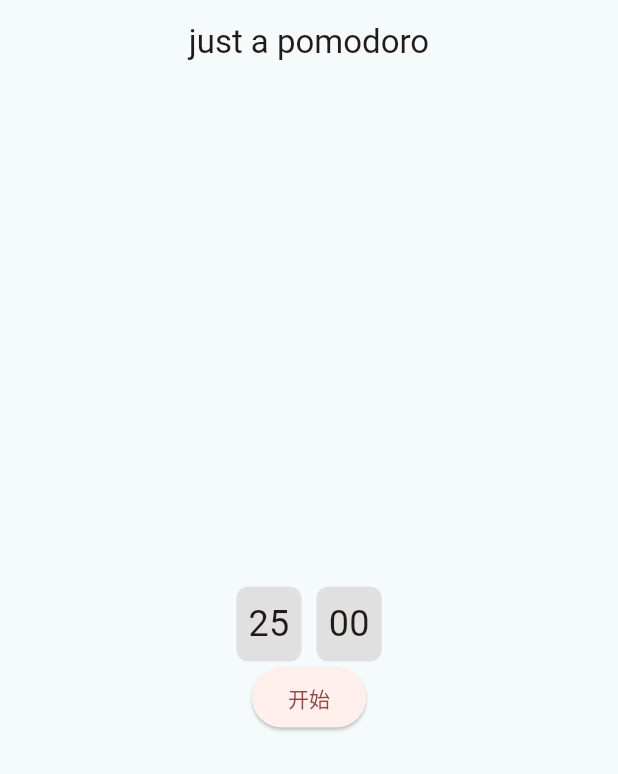
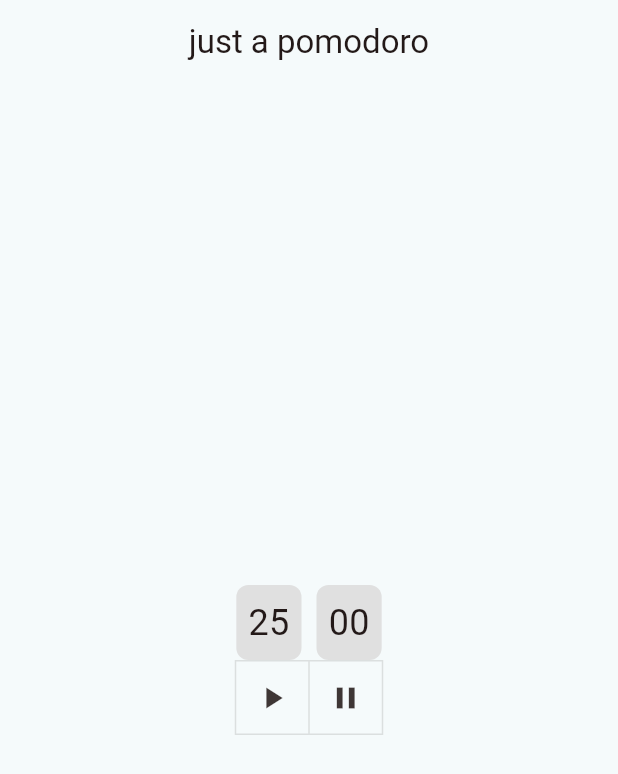
Before and after one commit to HypnosCicero/just_a_pomodoro, a Flutter app: the screen it shows after launch, on a phone screen of 412 x 824 dp. Shown: the top 774 px of the screen. Run offline on Flutter 3.47's test engine with Material 3 defaults, Android fonts, the phone set to English and light mode, and no system bars; missing offline and left inert: dart:ffi.

Commit message:
feat(main):change the EventButton to ToggleButton

```diff
--- a/lib/main.dart
+++ b/lib/main.dart
@@ -56,6 +56,7 @@ class _ClockBlockState extends State<ClockBlock> {
   late int _minutes;
   late int _arrayIndex;
   int _seconds = 0;
+  List<bool> _isSelected = [false,false];
 
   @override
   void initState() {
@@ -101,12 +102,23 @@ class _ClockBlockState extends State<ClockBlock> {
           ]
         ),
         Center(
-          child: ElevatedButton (
-            onPressed: () {
-              _startTimer();
-              },
-            child: Text("开始")
-          ),
+          child: ToggleButtons(
+            isSelected: _isSelected,
+            onPressed: (int index) {
+              setState(() {
+                _isSelected[index] = !_isSelected[index];
+                if(_isSelected[index]) {
+                  _startTimer();
+                } else {
+                  _timer.cancel();
+                }
+              });
+            },
+            children: [
+              Icon(Icons.play_arrow), // 播放图标
+              Icon(Icons.pause),
+              ],
+            ),
         ),
       ],
     );
```
